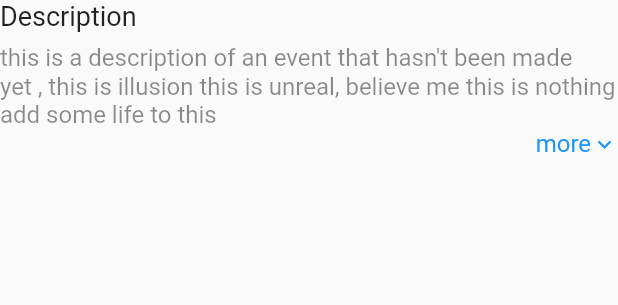
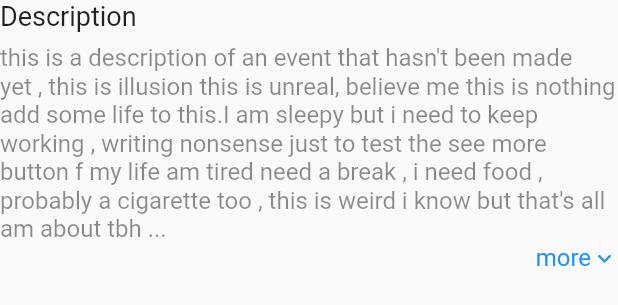
Before and after one commit to talbiislam96/Camp-With-Us, a Flutter app: the Storyline widget shown alone on an empty page, opened directly, on a phone screen of 412 x 824 dp. Shown: the top 305 px of the screen. Run offline on Flutter 3.47's test engine with Material 2 defaults, Android fonts, the phone set to English and light mode, and no system bars; our stand-ins replace flutter_spinkit, fluttertoast, geolocator, google_maps_flutter, hexcolor, image_picker and 1 more; missing offline and left inert: flutter_polyline_points; accounts and stored records are empty; network calls fail.

```diff
--- a/lib/widgets/event_description.dart
+++ b/lib/widgets/event_description.dart
@@ -20,7 +20,7 @@ class Storyline extends StatelessWidget {
         ),
         SizedBox(height: 8.0),
         Text(
-         "this is a description of an event that hasn't been made yet , this is illusion this is unreal, believe me this is nothing add some life to this ",
+         "this is a description of an event that hasn't been made yet , this is illusion this is unreal, believe me this is nothing add some life to this.I am sleepy but i need to keep working , writing nonsense just to test the see more button f my life am tired need a break , i need food , probably a cigarette too , this is weird i know but that's all am about tbh ... ",
           style: textTheme.body1.copyWith(
             color: Colors.black45,
             fontSize: 16.0,
```
Also changed, not shown: lib/widgets/event_detail_header.dart (+12 -0 lines).
